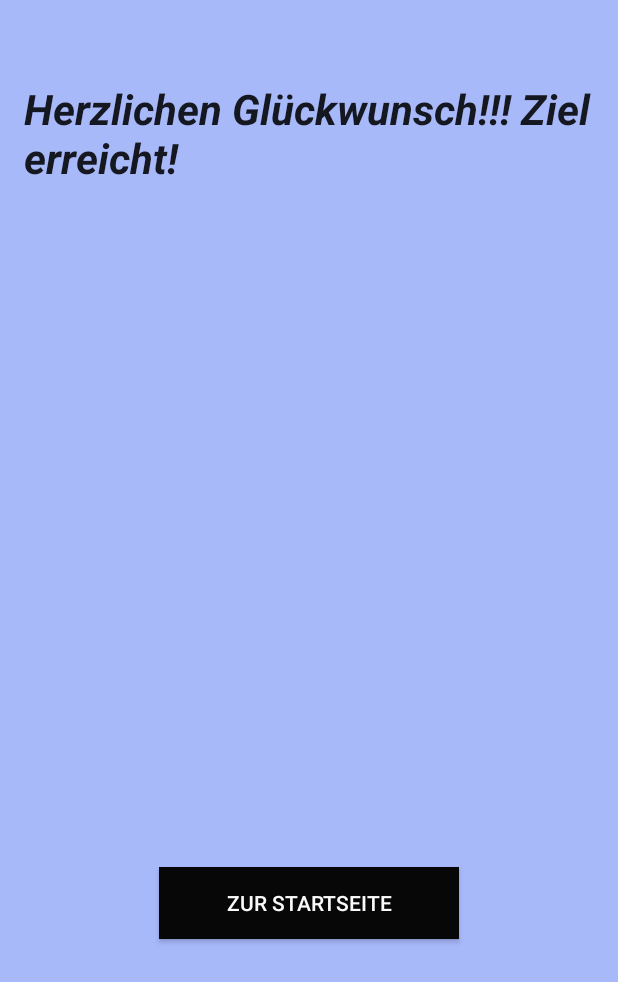
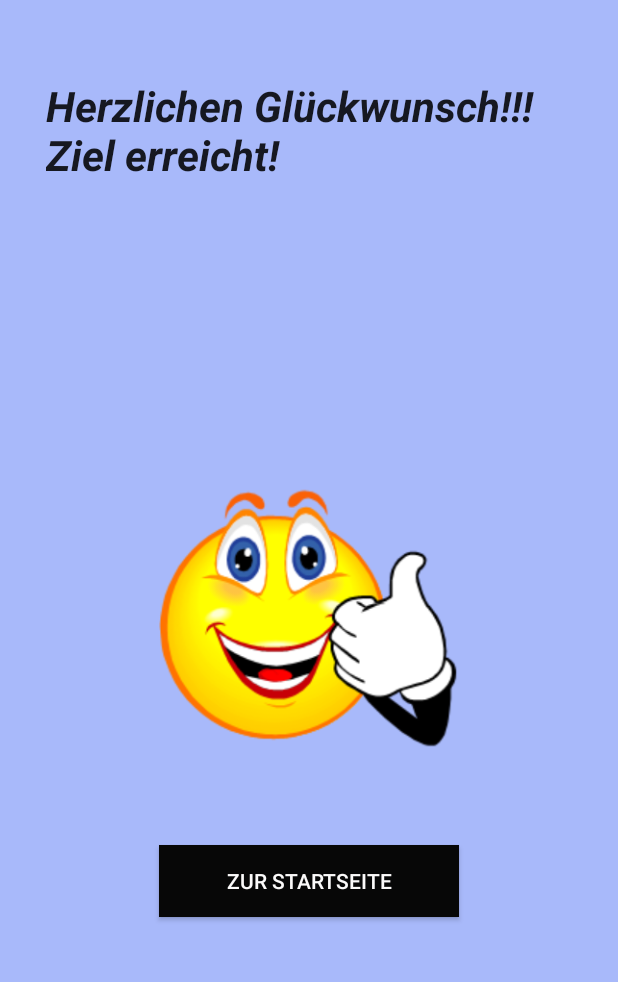
Before and after one commit to jgo88/schnitzel, an Android app: the layout content_letzte_seite.xml on its own in the app's theme, with its tools: preview values and no code run, on a phone screen of 412 x 824 dp. Shown: the top 982 px of the screen. Run offline under Robolectric (Android 15) with nearby library versions, the phone set to English and light mode, and no system bars.

Commit message:
letzte Seite

```diff
--- a/schnitzel-client/app/src/main/AndroidManifest.xml
+++ b/schnitzel-client/app/src/main/AndroidManifest.xml
@@ -26,6 +26,12 @@
             android:label="@string/title_activity_nexttarget"
             android:theme="@style/FullscreenTheme" >
         </activity>
+        <activity
+            android:name=".frontend.LetzteSeite"
+            android:configChanges="orientation|keyboardHidden|screenSize"
+
+            android:theme="@style/FullscreenTheme" >
+        </activity>
     </application>
 
 </manifest>
--- a/schnitzel-client/app/src/main/java/de/iteratec/schnitzel/client/frontend/SchnitzelMainActivity.java
+++ b/schnitzel-client/app/src/main/java/de/iteratec/schnitzel/client/frontend/SchnitzelMainActivity.java
@@ -65,7 +65,7 @@ public class SchnitzelMainActivity extends AppCompatActivity {
 
     @Override
     public boolean onOptionsItemSelected(MenuItem item) {
-        Intent intent = new Intent(this, NexttargetActivity.class);
+        Intent intent = new Intent(this, LetzteSeite.class);
         startActivity(intent);
         return super.onOptionsItemSelected(item);
     }
--- a/schnitzel-client/app/src/main/res/layout/content_letzte_seite.xml
+++ b/schnitzel-client/app/src/main/res/layout/content_letzte_seite.xml
@@ -1,43 +1,39 @@
 <?xml version="1.0" encoding="utf-8"?>
 <RelativeLayout xmlns:android="http://schemas.android.com/apk/res/android"
-    xmlns:app="http://schemas.android.com/apk/res-auto"
+
     xmlns:tools="http://schemas.android.com/tools"
     android:layout_width="match_parent"
     android:layout_height="match_parent"
-    android:paddingBottom="@dimen/activity_vertical_margin"
-    android:paddingLeft="@dimen/activity_horizontal_margin"
-    android:paddingRight="@dimen/activity_horizontal_margin"
-    android:paddingTop="@dimen/activity_vertical_margin"
-    app:layout_behavior="@string/appbar_scrolling_view_behavior"
-    tools:context="de.iteratec.schnitzel.client.LetzteSeite"
+    tools:context=".frontend.LetzteSeite"
     android:background="#a8b9fa">
 
     <TextView
-        android:layout_width="wrap_content"
+        android:layout_width="350dp"
         android:layout_height="wrap_content"
         android:textAppearance="?android:attr/textAppearanceLarge"
         android:text="@string/txtBegruessung"
         android:id="@+id/begruessungText"
-        android:layout_marginTop="37dp"
+        android:textStyle="bold|italic"
+        android:textSize="28sp"
+        android:layout_marginTop="51dp"
         android:layout_alignParentTop="true"
-        android:layout_alignParentStart="true"
-        android:textStyle="bold|italic"
-        android:textSize="28sp"/>
+        android:layout_centerHorizontal="true" />
 
     <ImageView
         android:layout_width="200dp"
         android:layout_height="200dp"
         android:id="@+id/imageView"
+        android:contentDescription="@string/smileBild"
+        android:src="@drawable/smile_img"
         android:layout_centerVertical="true"
-        android:layout_alignStart="@+id/zurueck_button"
-        android:contentDescription="@string/smileBild" />
+        android:layout_alignStart="@+id/zurueck_button" />
 
     <Button
         android:layout_width="200dp"
         android:layout_height="wrap_content"
         android:text="@string/zurStartButton"
         android:id="@+id/zurueck_button"
-        android:layout_marginTop="66dp"
+        android:layout_marginTop="51dp"
         android:background="#070707"
         android:textColor="#fbfafa"
         android:layout_below="@+id/imageView"
```
Also changed, not shown: schnitzel-client/app/src/main/java/de/iteratec/schnitzel/client/frontend/LetzteSeite.java (renamed from schnitzel-client/app/src/main/java/de/iteratec/schnitzel/client/LetzteSeite.java, +7 -3 lines), schnitzel-client/app/src/main/res/drawable/smile_img.png (renamed from schnitzel-client/app/src/main/res/drawable/smile-top-img.png), 1 other file.
